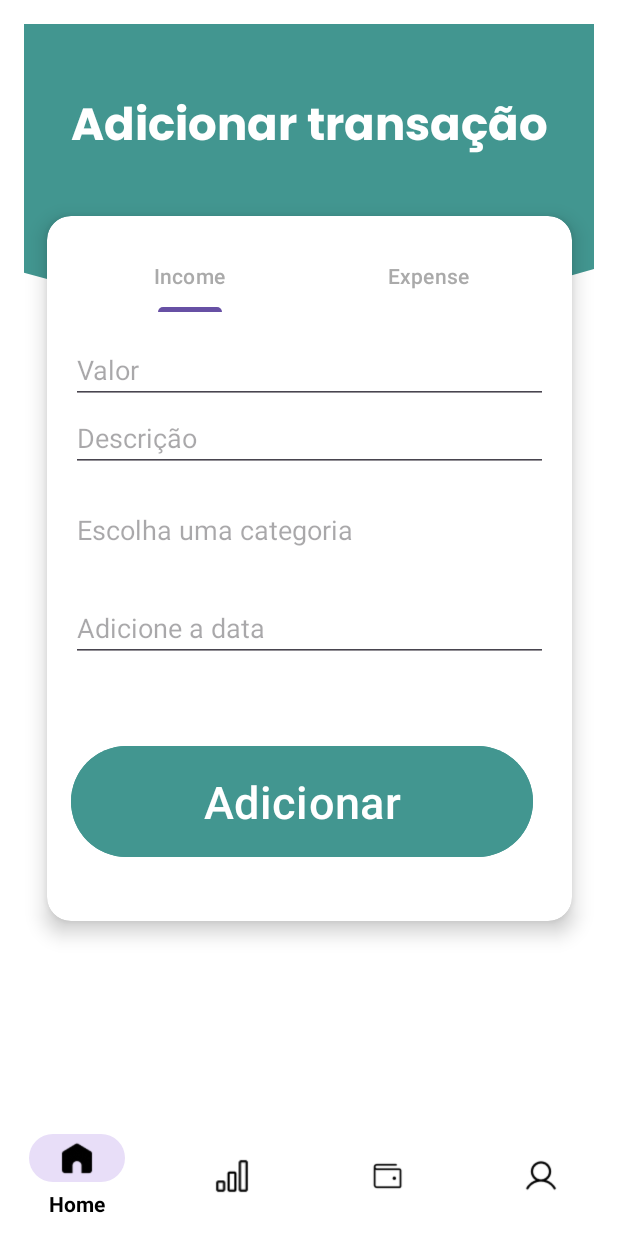
After one commit to deividSantosz/bolsointeligente, an Android app: the fragment AdicionarTransacao placed in its activity, on a phone screen of 412 x 824 dp. The commit adds this screen. Run offline under Robolectric (Android 15) with nearby library versions, the phone set to English and light mode, and no system bars.

Commit message:
criando fragment de adicionar transação

```diff
--- a/app/src/main/java/com/example/bolsointeligente/activities/MainActivity.java
+++ b/app/src/main/java/com/example/bolsointeligente/activities/MainActivity.java
@@ -2,6 +2,7 @@ package com.example.bolsointeligente.activities;
 
 import androidx.appcompat.app.AppCompatActivity;
 
+import android.annotation.SuppressLint;
 import android.content.Intent;
 import android.os.Bundle;
 import android.view.View;
@@ -20,6 +21,7 @@ public class MainActivity extends AppCompatActivity {
          btnEntrar = findViewById(R.id.btnEntrar);
          btnCadastrar = findViewById(R.id.btnCadastrar);
 
+
          btnCadastrar.setOnClickListener((View view) -> {
              Intent intent = new Intent(this, CadastroActivity.class);
              startActivity(intent);
@@ -28,5 +30,6 @@ public class MainActivity extends AppCompatActivity {
            Intent intent = new Intent(this, MenuActivity.class);
            startActivity(intent);
          });
+
     }
 }
--- a/app/src/main/java/com/example/bolsointeligente/activities/MenuActivity.java
+++ b/app/src/main/java/com/example/bolsointeligente/activities/MenuActivity.java
@@ -7,12 +7,15 @@ import android.content.Intent;
 import android.os.Bundle;
 import android.view.MenuItem;
 import android.view.View;
+import android.widget.Button;
 
 import com.example.bolsointeligente.R;
+import com.example.bolsointeligente.fragments.AdicionarTransacao;
 import com.google.android.material.bottomnavigation.BottomNavigationView;
 
 public class MenuActivity extends AppCompatActivity {
 
+    Button btnAddTransacao;
     public BottomNavigationView bottomNavigationView;
     @Override
     protected void onCreate(Bundle savedInstanceState) {
@@ -20,6 +23,7 @@ public class MenuActivity extends AppCompatActivity {
         setContentView(R.layout.activity_menu);
 
         bottomNavigationView = findViewById(R.id.bottomNavigationView);
+        btnAddTransacao = findViewById(R.id.btn_add_transacao);
 
         bottomNavigationView.setOnNavigationItemSelectedListener(new BottomNavigationView.OnNavigationItemSelectedListener() {
             @Override
@@ -31,6 +35,20 @@ public class MenuActivity extends AppCompatActivity {
                 }
                 return false;
             }
+
+        });
+        btnAddTransacao.setOnClickListener(new View.OnClickListener() {
+            @Override
+            public void onClick(View v) {
+                // Criando uma instância do fragmento
+                AdicionarTransacao fragment = new AdicionarTransacao();
+
+                // Iniciando a transação para substituir o conteúdo do FrameLayout
+                getSupportFragmentManager().beginTransaction()
+                        .replace(R.id.fragmentContainer, fragment) // Aqui estamos substituindo o fragmento atual pelo novo
+                        .addToBackStack(null) // Para permitir que o usuário volte para a tela anterior
+                        .commit();
+            }
         });
 }
 }
--- a/app/src/main/java/com/example/bolsointeligente/activities/PerfilActivity.java
+++ b/app/src/main/java/com/example/bolsointeligente/activities/PerfilActivity.java
@@ -1,16 +1,37 @@
 package com.example.bolsointeligente.activities;
 
+import androidx.annotation.NonNull;
 import androidx.appcompat.app.AppCompatActivity;
 
+import android.content.Intent;
 import android.os.Bundle;
+import android.view.MenuItem;
+import android.view.View;
 
 import com.example.bolsointeligente.R;
+import com.google.android.material.bottomnavigation.BottomNavigationView;
 
 public class PerfilActivity extends AppCompatActivity {
 
+    BottomNavigationView bottomNavigationView;
     @Override
     protected void onCreate(Bundle savedInstanceState) {
         super.onCreate(savedInstanceState);
         setContentView(R.layout.activity_perfil2);
+
+        bottomNavigationView = findViewById(R.id.bottomNavigationView);
+
+        bottomNavigationView.setOnNavigationItemSelectedListener(new BottomNavigationView.OnNavigationItemSelectedListener() {
+            @Override
+            public boolean onNavigationItemSelected(@NonNull MenuItem item) {
+                if (item.getItemId() == R.id.home) {
+                    Intent intent = new Intent(PerfilActivity.this, MenuActivity.class);
+                    startActivity(intent);
+                    return true;
+                }
+                return false;
+            }
+
+        });
     }
 }
--- /dev/null
+++ b/app/src/main/java/com/example/bolsointeligente/fragments/AdicionarTransacao.java
@@ -0,0 +1,75 @@
+package com.example.bolsointeligente.fragments;
+
+import android.os.Bundle;
+import android.widget.ArrayAdapter;
+import android.widget.AutoCompleteTextView;
+
+import androidx.fragment.app.Fragment;
+
+import android.view.LayoutInflater;
+import android.view.View;
+import android.view.ViewGroup;
+
+import com.example.bolsointeligente.R;
+
+public class AdicionarTransacao extends Fragment {
+
+    private AutoCompleteTextView autoCompleteCategory;
+    private static final String ARG_PARAM1 = "param1";
+    private static final String ARG_PARAM2 = "param2";
+    private String mParam1;
+    private String mParam2;
+
+    public AdicionarTransacao() {
+        // Required empty public constructor
+    }
+
+    public static AdicionarTransacao newInstance(String param1, String param2) {
+        AdicionarTransacao fragment = new AdicionarTransacao();
+        Bundle args = new Bundle();
+        args.putString(ARG_PARAM1, param1);
+        args.putString(ARG_PARAM2, param2);
+        fragment.setArguments(args);
+        return fragment;
+    }
+
+    @Override
+    public void onCreate(Bundle savedInstanceState) {
+        super.onCreate(savedInstanceState);
+        if (getArguments() != null) {
+            mParam1 = getArguments().getString(ARG_PARAM1);
+            mParam2 = getArguments().getString(ARG_PARAM2);
+        }
+    }
+
+    @Override
+    public View onCreateView(LayoutInflater inflater, ViewGroup container,
+                             Bundle savedInstanceState) {
+        // Inflar o layout para o fragmento
+        View view = inflater.inflate(R.layout.fragment_adicionar_transacao, container, false);
+
+        // Inicializar o AutoCompleteTextView
+        autoCompleteCategory = view.findViewById(R.id.autoCompleteCategory);
+
+        // Lista de categorias para o AutoCompleteTextView
+        String[] categorias = {"Alimentação", "Transporte", "Lazer", "Saúde"};
+
+        // Criar um ArrayAdapter para preencher o AutoCompleteTextView
+        ArrayAdapter<String> adapter = new ArrayAdapter<>(getContext(), android.R.layout.simple_dropdown_item_1line, categorias);
+
+        // Configurar o AutoCompleteTextView com o adapter
+        autoCompleteCategory.setAdapter(adapter);
+
+        // Forçar a exibição do dropdown ao focar no campo
+        autoCompleteCategory.setOnFocusChangeListener((v, hasFocus) -> {
+            if (hasFocus) {
+                autoCompleteCategory.showDropDown();
+            }
+        });
+
+        // Configurar o AutoCompleteTextView para mostrar sugestões após o primeiro caractere
+        autoCompleteCategory.setThreshold(1);
+
+        return view;
+    }
+}
--- a/app/src/main/res/layout/activity_menu.xml
+++ b/app/src/main/res/layout/activity_menu.xml
@@ -228,7 +228,7 @@
         app:layout_constraintTop_toTopOf="@+id/fundoCurvado3" />
 
     <Button
-        android:id="@+id/button"
+        android:id="@+id/btn_add_transacao"
         android:layout_width="60dp"
         android:layout_height="60dp"
         android:layout_marginBottom="80dp"
@@ -265,5 +265,12 @@
         app:layout_constraintStart_toStartOf="parent"
         app:srcCompat="@drawable/plus" />
 
+    <FrameLayout
+        android:id="@+id/fragmentContainer"
+        android:layout_width="match_parent"
+        android:layout_height="match_parent"
+        android:layout_above="@id/bottomNavigationView"
+        app:layout_constraintEnd_toEndOf="parent" />
+
 
 </androidx.constraintlayout.widget.ConstraintLayout>
--- a/app/src/main/res/layout/activity_perfil2.xml
+++ b/app/src/main/res/layout/activity_perfil2.xml
@@ -137,4 +137,10 @@
         app:layout_constraintVertical_bias="0.654"
         app:srcCompat="@drawable/logout" />
 
+    <com.google.android.material.textfield.TextInputLayout
+        android:layout_width="409dp"
+        android:layout_height="wrap_content"
+        tools:layout_editor_absoluteX="1dp"
+        tools:layout_editor_absoluteY="585dp"/>
+
 </androidx.constraintlayout.widget.ConstraintLayout>
--- /dev/null
+++ b/app/src/main/res/layout/fragment_adicionar_transacao.xml
@@ -0,0 +1,126 @@
+<?xml version="1.0" encoding="utf-8"?>
+<androidx.constraintlayout.widget.ConstraintLayout xmlns:android="http://schemas.android.com/apk/res/android"
+    xmlns:app="http://schemas.android.com/apk/res-auto"
+    xmlns:tools="http://schemas.android.com/tools"
+    android:layout_width="match_parent"
+    android:layout_height="match_parent"
+    android:background="@color/white"
+    android:padding="16dp">
+
+    <com.example.bolsointeligente.view.FundoCurvado
+        android:id="@+id/fundoCurvado3"
+        android:layout_width="414dp"
+        android:layout_height="226dp"
+        app:layout_constraintEnd_toEndOf="parent"
+        app:layout_constraintHorizontal_bias="0.666"
+        app:layout_constraintStart_toStartOf="parent"
+        app:layout_constraintTop_toTopOf="parent"
+        tools:ignore="MissingConstraints" />
+
+    <!-- Card para o formulário -->
+    <TextView
+        android:id="@+id/tv_add_transaction_title"
+        android:layout_width="wrap_content"
+        android:layout_height="wrap_content"
+        android:layout_marginTop="44dp"
+        android:fontFamily="@font/poppinsbold"
+        android:text="Adicionar transação"
+        android:textColor="@color/white"
+        android:textSize="30sp"
+        app:layout_constraintEnd_toEndOf="parent"
+        app:layout_constraintStart_toStartOf="parent"
+        app:layout_constraintTop_toTopOf="parent" />
+
+    <androidx.cardview.widget.CardView
+        android:id="@+id/card_form"
+        android:layout_width="350dp"
+        android:layout_height="wrap_content"
+        android:layout_marginTop="32dp"
+        app:cardCornerRadius="16dp"
+        app:cardElevation="8dp"
+        app:layout_constraintEnd_toEndOf="parent"
+        app:layout_constraintStart_toStartOf="parent"
+        app:layout_constraintTop_toBottomOf="@id/tv_add_transaction_title">
+
+        <LinearLayout
+            android:layout_width="match_parent"
+            android:layout_height="470dp"
+            android:orientation="vertical"
+            android:padding="16dp">
+
+            <!-- Tabs para renda e despesa -->
+            <com.google.android.material.tabs.TabLayout
+                android:id="@+id/tab_income_expense"
+                android:layout_width="match_parent"
+                android:layout_height="wrap_content"
+                android:backgroundTint="@color/white"
+                app:tabTextColor="@android:color/darker_gray">
+
+                <com.google.android.material.tabs.TabItem
+                    android:layout_width="wrap_content"
+                    android:layout_height="wrap_content"
+                    android:text="Income" />
+
+                <com.google.android.material.tabs.TabItem
+                    android:layout_width="wrap_content"
+                    android:layout_height="wrap_content"
+                    android:text="Expense" />
+            </com.google.android.material.tabs.TabLayout>
+
+            <!-- Campo: Valor -->
+            <EditText
+                android:id="@+id/et_amount"
+                android:layout_width="match_parent"
+                android:layout_height="wrap_content"
+                android:layout_marginTop="16dp"
+                android:hint="Valor"
+                android:inputType="numberDecimal"
+                android:paddingEnd="16dp" />
+
+            <!-- Campo: Descrição -->
+
+            <!-- Campo: Categoria (AutoCompleteTextView) -->
+            <EditText
+                android:id="@+id/editTextTextMultiLine"
+                android:layout_width="match_parent"
+                android:layout_height="wrap_content"
+                android:ems="10"
+                android:gravity="start|top"
+                android:hint="Descrição"
+                android:inputType="textMultiLine" />
+
+            <AutoCompleteTextView
+                android:id="@+id/autoCompleteCategory"
+                android:layout_width="match_parent"
+                android:layout_height="wrap_content"
+                android:layout_marginTop="16dp"
+                android:backgroundTint="#00FFFFFF"
+                android:hint="Escolha uma categoria"
+                android:importantForAccessibility="yes"
+                android:inputType="text" />
+
+            <!-- Campo: Data -->
+
+            <EditText
+                android:id="@+id/et_date"
+                android:layout_width="match_parent"
+                android:layout_height="wrap_content"
+                android:layout_marginTop="20dp"
+                android:hint="Adicione a data"
+                android:inputType="date" />
+
+            <Button
+                android:id="@+id/btn_add_transaction"
+                android:layout_width="308dp"
+                android:layout_height="82dp"
+                android:layout_marginTop="52dp"
+                android:backgroundTint="@color/primaria"
+                android:text="Adicionar"
+                android:textColor="@android:color/white"
+                android:textSize="30sp" />
+        </LinearLayout>
+    </androidx.cardview.widget.CardView>
+
+    <!-- Botão Adicionar -->
+
+</androidx.constraintlayout.widget.ConstraintLayout>
--- a/app/src/main/res/menu/bottom_nav_menu.xml
+++ b/app/src/main/res/menu/bottom_nav_menu.xml
@@ -8,11 +8,11 @@
         android:icon="@drawable/bar"
         android:title="Stats" />
     <item
-        android:id="@+id/wallet"
+        android:id="@+id/Transacoes"
         android:icon="@drawable/wallet"
-        android:title="Wallet" />
+        android:title="Transações" />
     <item
         android:id="@+id/perfil"
         android:icon="@drawable/user"
-        android:title="Profile" />
+        android:title="Perfil" />
 </menu>
--- a/app/src/main/res/values/strings.xml
+++ b/app/src/main/res/values/strings.xml
@@ -43,4 +43,6 @@
         libero vel nunc consequat, quis tincidunt nisl eleifend. Cras bibendum enim a justo luctus
         vestibulum. Fusce dictum libero quis erat maximus, vitae volutpat diam dignissim.
     </string>
+    <!-- TODO: Remove or change this placeholder text -->
+    <string name="hello_blank_fragment">Hello blank fragment</string>
 </resources>
```
